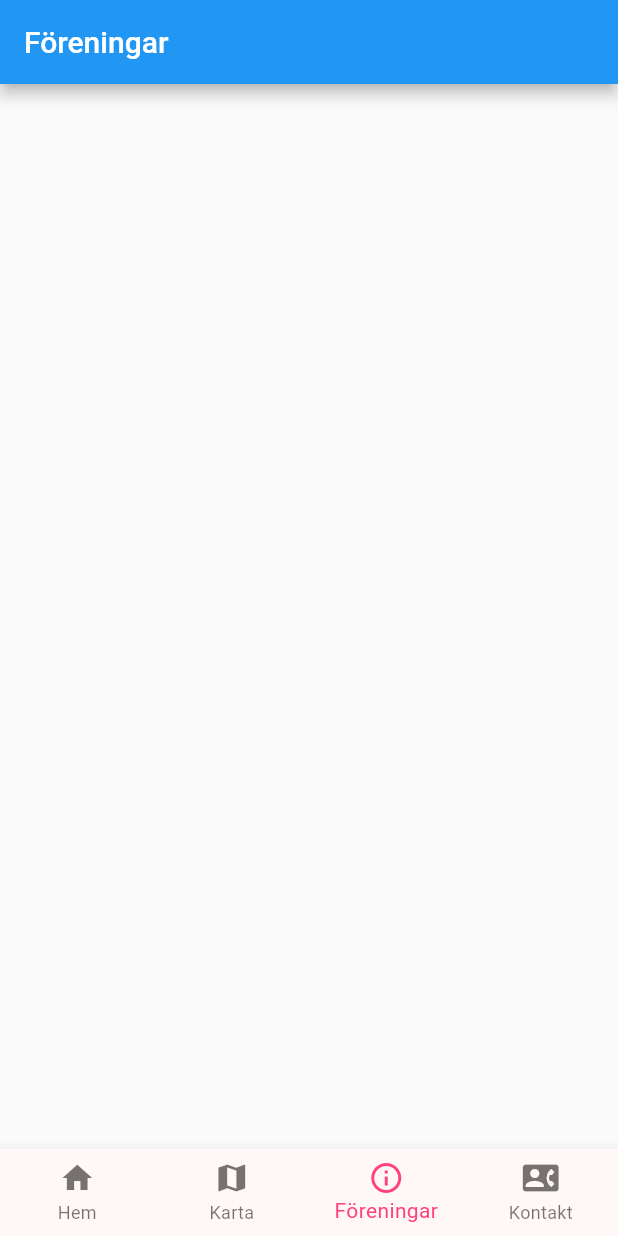
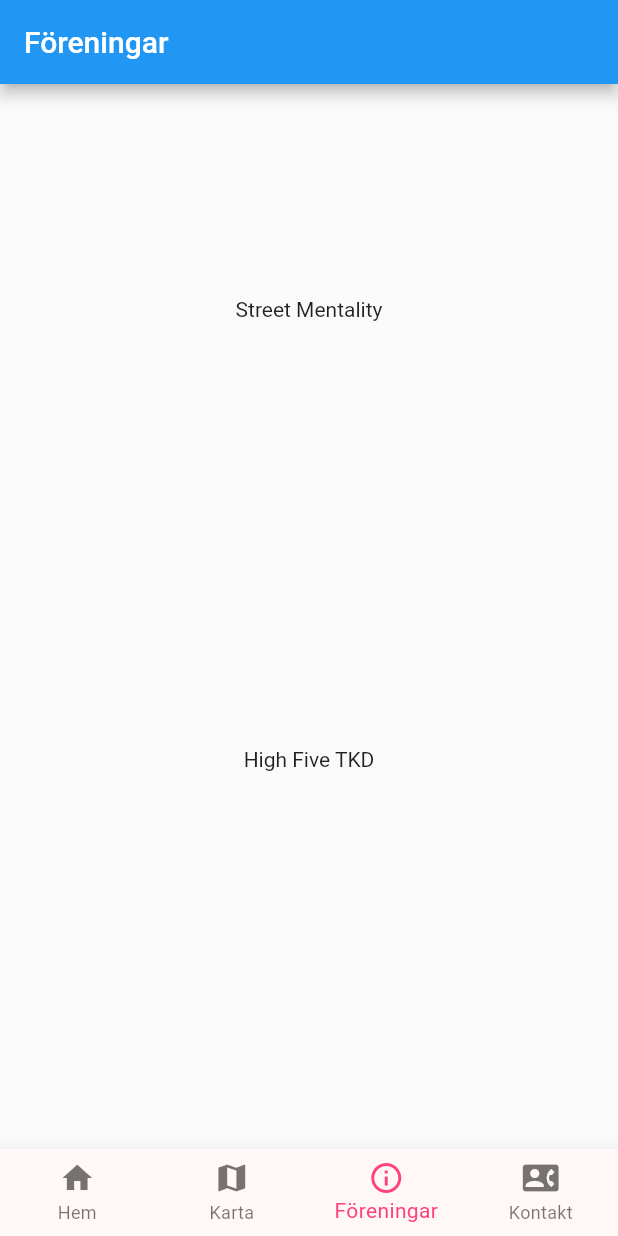
Before and after one commit to jeppeerixon/flutter-milot, a Flutter app: the screen it shows after launch, item 3 of the bottom bar chosen, on a phone screen of 412 x 824 dp. Run offline on Flutter 3.47's test engine with Material 2 defaults, Android fonts, the phone set to English and light mode, and no system bars.

```diff
--- /dev/null
+++ b/lib/pages/info.dart
@@ -0,0 +1,17 @@
+import 'package:flutter/material.dart';
+
+class CardContainer extends StatelessWidget {
+  final String child;
+
+  CardContainer({required this.child});
+
+  @override
+  Widget build(BuildContext context) {
+    return Container(
+      height: 300,
+      child: Center(
+        child: Text(child)
+        ),
+    );
+  }
+}
--- a/lib/pages/orgs.dart
+++ b/lib/pages/orgs.dart
@@ -1,7 +1,10 @@
 import 'package:flutter/material.dart';
+import 'package:flutter_app_1/pages/info.dart';
 
 class OrgScreen extends StatelessWidget {
-  const OrgScreen({ Key? key }) :super(key: key);
+  OrgScreen({ Key? key }) :super(key: key);
+
+  final List _clubs = ['Street Mentality', 'High Five TKD', 'Team Libaax', 'Forca Fighting'];
 
   @override
   Widget build(BuildContext context) {
@@ -9,7 +12,12 @@ class OrgScreen extends StatelessWidget {
       home: Scaffold(
         appBar: AppBar(
           title: const Text('Föreningar'),
-        )
+        ),
+      body: ListView.builder(
+        itemCount: _clubs.length,
+        itemBuilder: (context, index) {
+          return CardContainer(child: _clubs[index],);
+        } )
       ),
     );
   }
```
